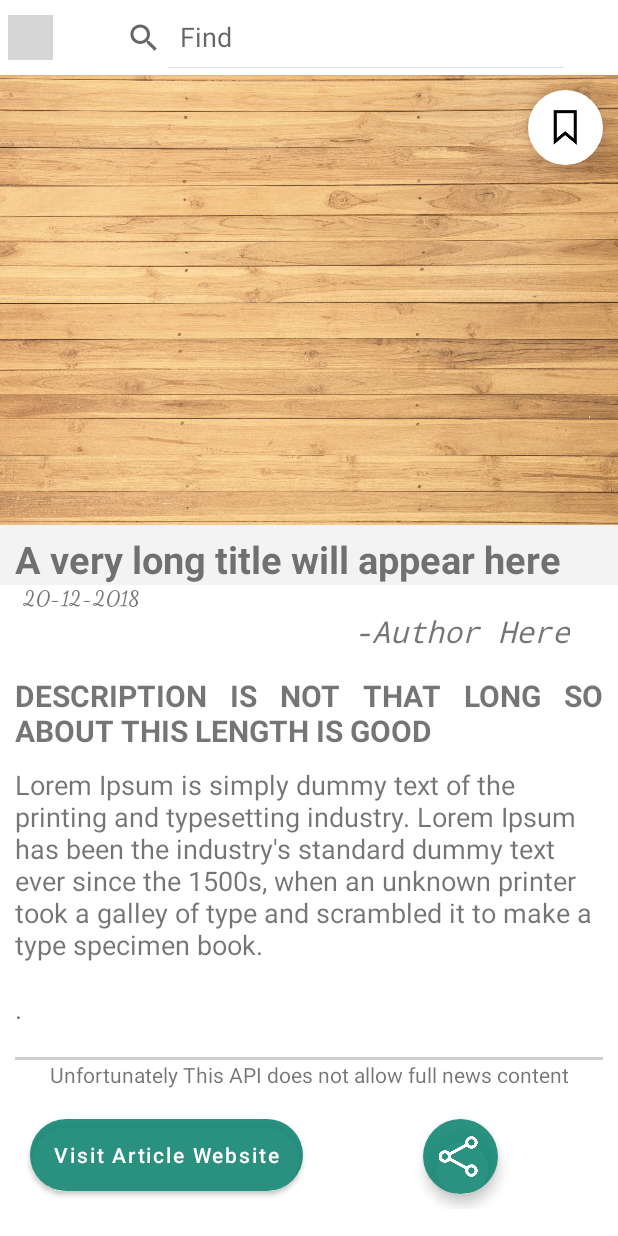
After one commit to rishiCz/News-App, an Android app: the NewsContent screen opened directly, with no data from a screen before it, on a phone screen of 412 x 824 dp. The commit adds this screen. Run offline under Robolectric (Android 15) with nearby library versions, the phone set to English and light mode, and no system bars; our stand-ins replace Room's generated code; pictures from the network do not load; 10 statements that could not run were skipped; grey boxes are pictures that could not be loaded.

Commit message:
Made NewsContentActivity buttons functional
-Added dependency for custom chrome tabs
-Made a logo for the app and reflected the same in splashscreen
-Fixed some minor database bugs

```diff
--- a/learn1/app/build.gradle
+++ b/learn1/app/build.gradle
@@ -71,6 +71,7 @@ dependencies {
     def room_version = "2.5.0"
     implementation "androidx.room:room-ktx:$room_version"
     kapt "androidx.room:room-compiler:$room_version"
+    implementation 'androidx.browser:browser:1.5.0'
 
 
 
--- a/learn1/app/src/main/java/com/example/learn1/DataNews.kt
+++ b/learn1/app/src/main/java/com/example/learn1/DataNews.kt
@@ -2,6 +2,7 @@ package com.example.learn1
 
 import androidx.room.Entity
 import androidx.room.PrimaryKey
+import java.io.Serializable
 
 @Entity
 data class DataNews(
@@ -15,4 +16,4 @@ data class DataNews(
     var saved : Boolean,
     @PrimaryKey(autoGenerate = true)
     var id:Int
-)
+): Serializable
--- /dev/null
+++ b/learn1/app/src/main/java/com/example/learn1/NewsContent.kt
@@ -0,0 +1,101 @@
+package com.example.learn1
+
+import android.content.Intent
+import android.net.Uri
+import android.os.Bundle
+import android.util.Log
+import android.widget.Button
+import android.widget.ImageButton
+import android.widget.ImageView
+import android.widget.TextView
+import androidx.appcompat.app.AppCompatActivity
+import androidx.browser.customtabs.CustomTabsIntent
+import com.bumptech.glide.Glide
+import com.bumptech.glide.load.resource.bitmap.RoundedCorners
+import com.bumptech.glide.request.RequestOptions
+import com.example.learn1.Dao.NewsDao
+import com.example.learn1.dataBase.MyDatabase
+
+
+class NewsContent : AppCompatActivity() {
+    lateinit var newsDao: NewsDao
+    override fun onCreate(savedInstanceState: Bundle?) {
+        super.onCreate(savedInstanceState)
+        setContentView(R.layout.activity_news_content)
+
+        var news = intent.extras?.getSerializable("newsObj") as DataNews
+
+        val newsImage = findViewById<ImageView>(R.id.news_picture_view)
+        val titleView = findViewById<TextView>(R.id.titleView_news_content)
+        val authorView = findViewById<TextView>(R.id.authorView_news_content)
+        val descriptioView = findViewById<TextView>(R.id.descriptionView_news_content)
+        val contentView = findViewById<TextView>(R.id.contentView_news_content)
+        val bookBut = findViewById<ImageButton>(R.id.bookmarkButton)
+        val dateTV = findViewById<TextView>(R.id.date_text_view)
+        val shareButton = findViewById<ImageButton>(R.id.shareButton)
+        val browserButton = findViewById<Button>(R.id.browserButton)
+        val backButton = findViewById<ImageButton>(R.id.newsBackButton_news_content)
+        newsDao = MyDatabase.getNewsDatabase(application)!!.newsDao
+        genID(news)
+
+        titleView.text=news.title
+        authorView.text="-${news.author}"
+        descriptioView.text= news.description
+        contentView.text= news.content.replace(Regex("\\[([^\\[\\]]+)]"),"")
+        dateTV.text=news.publishedAt.substring(0..9)
+
+        if(news.urlToImage == "null")
+            newsImage.setImageResource(R.drawable.image_not_loaded)
+        else
+            Glide.with(this)
+                .load(news.urlToImage)
+                .apply(RequestOptions.bitmapTransform(RoundedCorners(50)))
+                .into(newsImage)
+
+        updateButton(news.saved, bookBut)
+        bookBut.setOnClickListener{onSaveClick(news,bookBut)}
+        shareButton.setOnClickListener{onShareClick(news.url)}
+        browserButton.setOnClickListener{onBrowserClick(news.url)}
+        backButton.setOnClickListener{onBackPressed()}
+
+    }
+
+    private fun onBrowserClick(url: String) {
+        val intent = CustomTabsIntent.Builder()
+            .build()
+        intent.launchUrl(this, Uri.parse(url))
+    }
+
+    private fun onShareClick(url: String) {
+        val intent = Intent(Intent.ACTION_SEND)
+        intent.type = "text/plain"
+        intent.putExtra(Intent.EXTRA_TEXT,url)
+        val chooser = Intent.createChooser(intent,"Share this news using:")
+        startActivity(chooser)
+    }
+
+    private fun updateButton(saved:Boolean, bookbut:ImageButton){
+        val background = if(saved) R.drawable.bookmark_saved else R.drawable.bookmark_not_saved
+        bookbut.setBackgroundResource(background)
+    }
+
+    private fun onSaveClick(news: DataNews, bookBut: ImageButton) {
+        news.saved = !news.saved
+        updateButton(news.saved, bookBut)
+        if(news.saved)  newsDao.insertNews(news)
+        else            newsDao.deleteNews(news)
+    }
+
+    private fun genID(news: DataNews) {
+        news.saved=true
+        for(item in newsDao.getSavedNewsList() as MutableList<DataNews>){
+            news.id=item.id
+            Log.d( "genID: ","\nnews:  $news \nitem: $item")
+            if (news == item)
+                return
+        }
+        news.saved=false
+        news.id=0
+        return
+    }
+}
--- a/learn1/app/src/main/res/layout/activity_main.xml
+++ b/learn1/app/src/main/res/layout/activity_main.xml
@@ -111,6 +111,7 @@
 
             <Button
                 android:id="@+id/getBuisnessNews"
+                android:elevation="10dp"
                 android:layout_width="150dp"
                 android:layout_height="150dp"
                 android:layout_marginTop="20dp"
--- /dev/null
+++ b/learn1/app/src/main/res/layout/activity_news_content.xml
@@ -0,0 +1,207 @@
+<?xml version="1.0" encoding="utf-8"?>
+<androidx.constraintlayout.widget.ConstraintLayout xmlns:android="http://schemas.android.com/apk/res/android"
+    xmlns:app="http://schemas.android.com/apk/res-auto"
+    xmlns:tools="http://schemas.android.com/tools"
+    android:layout_width="match_parent"
+    android:layout_height="match_parent"
+    tools:context=".NewsContent">
+
+    <View
+        android:id="@+id/top_view_news_content"
+        android:elevation="1dp"
+        android:layout_width="wrap_content"
+        android:layout_height="50dp"
+        android:background="#FFFFFF"
+        app:layout_constraintStart_toStartOf="parent"
+        app:layout_constraintTop_toTopOf="parent"
+        />
+
+    <android.widget.SearchView
+        android:id="@+id/findSearch"
+        android:elevation="2dp"
+        android:layout_width="wrap_content"
+        android:layout_height="40dp"
+        android:iconifiedByDefault="false"
+        android:queryHint="Find"
+        app:layout_constraintBottom_toBottomOf="@id/top_view_news_content"
+        app:layout_constraintEnd_toEndOf="parent"
+        app:layout_constraintStart_toEndOf="@+id/newsBackButton_news_content"
+        app:layout_constraintTop_toTopOf="parent" />
+
+    <ImageButton
+        android:id="@+id/newsBackButton_news_content"
+        android:layout_width="30dp"
+        android:layout_height="30dp"
+        android:layout_marginStart="5dp"
+        android:elevation="1dp"
+        android:background="@color/white"
+        android:padding="0dp"
+        android:scaleType="centerCrop"
+        android:src="@drawable/car_ui_icon_arrow_back"
+        app:layout_constraintBottom_toBottomOf="@+id/top_view_news_content"
+        app:layout_constraintStart_toStartOf="parent"
+        app:layout_constraintTop_toTopOf="parent" />
+
+    <ImageButton
+        android:id="@+id/bookmarkButton"
+        android:layout_width="50dp"
+        android:layout_height="50dp"
+        android:layout_margin="10dp"
+        android:background="@drawable/bookmark_not_saved"
+        android:elevation="10dp"
+        android:scaleType="centerCrop"
+        app:layout_constraintEnd_toEndOf="parent"
+        app:layout_constraintTop_toBottomOf="@+id/top_view_news_content"
+        app:srcCompat="@drawable/bookmar" />
+
+    <ImageView
+        android:id="@+id/news_picture_view"
+        android:layout_width="match_parent"
+        android:layout_height="300dp"
+        android:scaleType="centerCrop"
+        android:src="@drawable/wood_texture"
+        app:layout_constraintEnd_toEndOf="parent"
+        app:layout_constraintStart_toStartOf="parent"
+        app:layout_constraintTop_toBottomOf="@id/top_view_news_content"/>
+    <ScrollView
+        android:id="@+id/mainScrollView"
+        android:layout_width="match_parent"
+        android:layout_height="match_parent"
+        android:scrollbars="none"
+        >
+
+        <androidx.constraintlayout.widget.ConstraintLayout
+            android:id="@+id/mainConstraintLayout"
+            android:layout_width="match_parent"
+            android:layout_height="wrap_content"
+            android:layout_marginTop="350dp"
+            android:paddingBottom="350dp"
+            android:background="@color/white"
+            >
+
+            <TextView
+                android:id="@+id/titleView_news_content"
+                android:layout_width="match_parent"
+                android:layout_height="wrap_content"
+                android:background="#F3F3F3"
+                android:text="A very long title will appear here"
+                android:textSize="25sp"
+                android:textStyle="bold"
+                android:paddingTop="5dp"
+                android:paddingHorizontal="10dp"
+                app:layout_constraintEnd_toEndOf="parent"
+                app:layout_constraintStart_toStartOf="parent"
+                app:layout_constraintTop_toTopOf="parent" />
+
+            <TextView
+                android:id="@+id/date_text_view"
+                android:layout_width="wrap_content"
+                android:layout_height="wrap_content"
+                android:layout_marginStart="15dp"
+                android:text="20-12-2018"
+                android:fontFamily="cursive"
+                android:textStyle="bold"
+                app:layout_constraintStart_toStartOf="parent"
+                app:layout_constraintTop_toBottomOf="@+id/titleView_news_content" />
+
+            <TextView
+                android:id="@+id/authorView_news_content"
+                android:layout_width="wrap_content"
+                android:layout_height="wrap_content"
+                android:layout_marginBottom="10dp"
+                android:layout_marginEnd="32dp"
+                android:fontFamily="monospace"
+                android:text="-Author Here"
+                android:textSize="20sp"
+                android:textStyle="italic"
+                app:layout_constraintEnd_toEndOf="parent"
+                app:layout_constraintTop_toBottomOf="@+id/date_text_view" />
+
+            <TextView
+                android:id="@+id/descriptionView_news_content"
+                android:layout_width="match_parent"
+                android:layout_height="wrap_content"
+                android:layout_marginTop="15dp"
+                android:layout_marginHorizontal="10dp"
+                android:textStyle="bold"
+                android:textAllCaps="true"
+                android:text="DESCRIPTION IS NOT THAT LONG SO ABOUT THIS LENGTH IS GOOD"
+                android:textSize="20sp"
+                android:paddingBottom="10dp"
+                android:justificationMode="inter_word"
+                app:layout_constraintEnd_toEndOf="parent"
+                app:layout_constraintStart_toStartOf="parent"
+                app:layout_constraintTop_toBottomOf="@+id/authorView_news_content" />
+
+            <TextView
+                android:id="@+id/contentView_news_content"
+                android:layout_width="match_parent"
+                android:layout_height="wrap_content"
+                android:layout_marginHorizontal="10dp"
+                android:paddingBottom="10dp"
+                android:text="@string/loream"
+                android:textSize="18sp"
+                app:layout_constraintEnd_toEndOf="parent"
+                app:layout_constraintHorizontal_bias="0.0"
+                app:layout_constraintStart_toStartOf="parent"
+                app:layout_constraintTop_toBottomOf="@+id/descriptionView_news_content" />
+
+            <View
+                android:id="@+id/header"
+                android:layout_width="match_parent"
+                android:layout_marginHorizontal="10dp"
+                android:layout_height="2dp"
+                android:background="#CFCFCF"
+                android:layout_marginTop="10dp"
+                app:layout_constraintTop_toBottomOf="@id/contentView_news_content" />
+
+            <TextView
+                android:id="@+id/textView7"
+                android:layout_width="wrap_content"
+                android:layout_height="wrap_content"
+                android:text="Unfortunately This API does not allow full news content"
+                app:layout_constraintEnd_toEndOf="parent"
+                app:layout_constraintStart_toStartOf="parent"
+                app:layout_constraintTop_toBottomOf="@+id/header" />
+
+            <Button
+                android:id="@+id/browserButton"
+                android:layout_width="wrap_content"
+                android:layout_height="wrap_content"
+                android:layout_marginStart="20dp"
+                android:layout_marginTop="20dp"
+                android:background="@drawable/bookmark_not_saved"
+                android:elevation="10dp"
+                android:text="Visit Article Website"
+                android:textAllCaps="false"
+                android:textColor="@color/white"
+                app:backgroundTint="#E6148574"
+                app:layout_constraintStart_toStartOf="parent"
+                app:layout_constraintTop_toBottomOf="@+id/textView7" />
+
+            <ImageButton
+                android:id="@+id/shareButton"
+                android:layout_width="50dp"
+                android:layout_height="50dp"
+                android:layout_marginTop="20dp"
+                android:background="@drawable/bookmark_not_saved"
+                android:backgroundTint="#E6148574"
+                android:scaleType="fitCenter"
+                app:layout_constraintEnd_toEndOf="parent"
+                app:layout_constraintStart_toEndOf="@+id/browserButton"
+                app:layout_constraintTop_toBottomOf="@+id/textView7"
+                android:elevation="5dp"
+                app:srcCompat="@drawable/share"
+                app:tint="@color/white" />
+
+            <View
+                android:layout_width="wrap_content"
+                android:layout_height="10dp"
+                app:layout_constraintStart_toStartOf="parent"
+                app:layout_constraintTop_toBottomOf="@+id/shareButton" />
+
+
+        </androidx.constraintlayout.widget.ConstraintLayout>
+    </ScrollView>
+
+</androidx.constraintlayout.widget.ConstraintLayout>
--- a/learn1/app/src/main/res/values/strings.xml
+++ b/learn1/app/src/main/res/values/strings.xml
@@ -18,4 +18,5 @@
     <string name="search_news">Search News</string>
     <!-- TODO: Remove or change this placeholder text -->
     <string name="hello_blank_fragment">Hello blank fragment</string>
+    <string name="loream">Lorem Ipsum is simply dummy text of the printing and typesetting industry. Lorem Ipsum has been the industry\'s standard dummy text ever since the 1500s, when an unknown printer took a galley of type and scrambled it to make a type specimen book. \n\n.</string>
 </resources>
```
Also changed, not shown: learn1/app/src/main/AndroidManifest.xml (+11 -5 lines), learn1/app/src/main/java/com/example/learn1/MainActivity.kt (+6 -3 lines), learn1/app/src/main/java/com/example/learn1/News.kt (+28 -10 lines), learn1/app/src/main/java/com/example/learn1/NewsAdapter.kt (+2 -5 lines), learn1/app/src/main/res/drawable/news_logo.xml (added, +73 -0 lines), learn1/app/src/main/res/drawable/news_transparent.xml (added, +33 -0 lines), learn1/app/src/main/res/layout/fragment_splash_scree.xml (+7 -5 lines).
